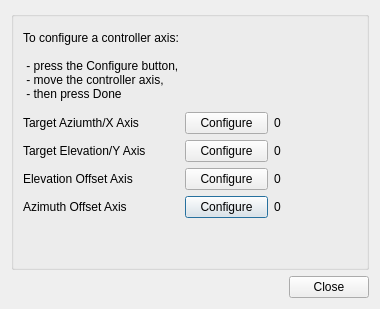
Qt form plugins/feature/gs232controller/gamepadconfigurationdialog.ui (f4exb/sdrangel) before a commit.
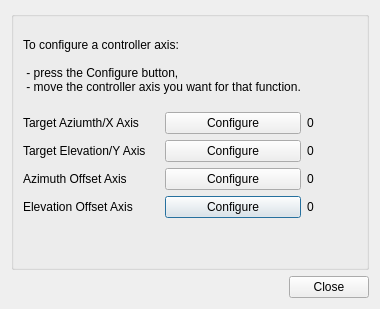
The same form after that commit.

Commit message: Only show config button if supported

What changed in the file:
```diff
--- a/plugins/feature/gs232controller/gamepadconfigurationdialog.ui
+++ b/plugins/feature/gs232controller/gamepadconfigurationdialog.ui
@@ -54,7 +54,7 @@
       <item row="4" column="0">
        <widget class="QLabel" name="config3Label">
         <property name="text">
-         <string>Azimuth Offset Axis</string>
+         <string>Elevation Offset Axis</string>
         </property>
        </widget>
       </item>
@@ -75,7 +75,7 @@
       <item row="3" column="0">
        <widget class="QLabel" name="config2Label">
         <property name="text">
-         <string>Elevation Offset Axis</string>
+         <string>Azimuth Offset Axis</string>
         </property>
        </widget>
       </item>
@@ -113,7 +113,14 @@
         </property>
        </widget>
       </item>
-      <item row="0" column="0">
+      <item row="1" column="1">
+       <widget class="QPushButton" name="config0">
+        <property name="text">
+         <string>Configure</string>
+        </property>
+       </widget>
+      </item>
+      <item row="0" column="0" colspan="2">
        <widget class="QLabel" name="instructions">
         <property name="minimumSize">
          <size>
@@ -125,15 +132,7 @@
          <string>To configure a controller axis:
 
  - press the Configure button,
- - move the controller axis,
- - then press Done</string>
-        </property>
-       </widget>
-      </item>
-      <item row="1" column="1">
-       <widget class="QPushButton" name="config0">
-        <property name="text">
-         <string>Configure</string>
+ - move the controller axis you want for that function.</string>
         </property>
        </widget>
       </item>
```
The commit also changes 2 other files.
